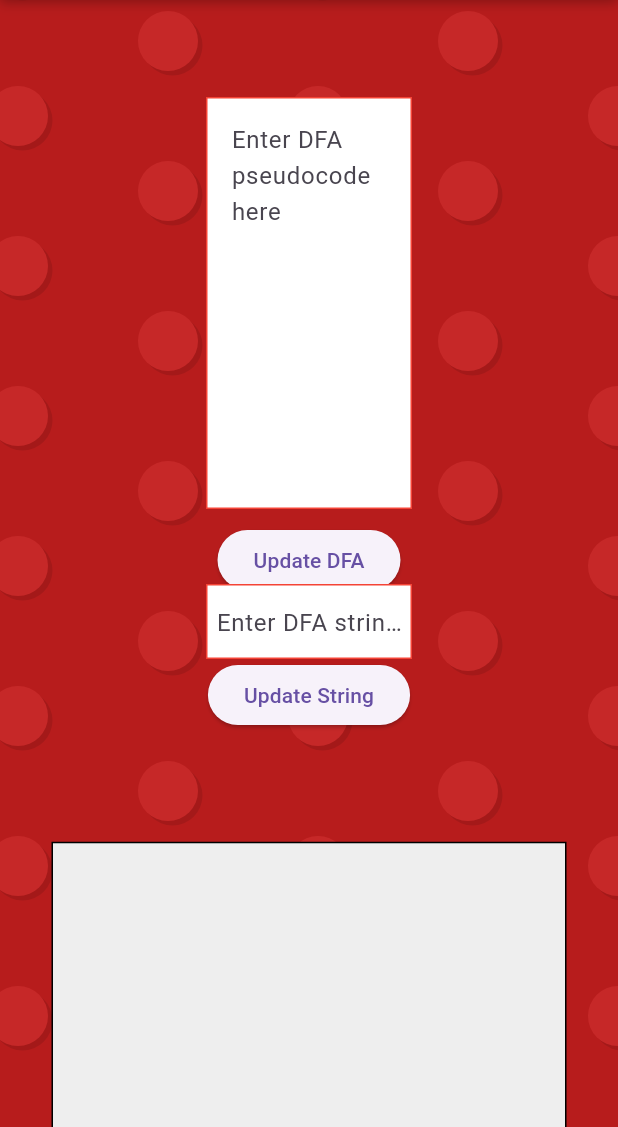
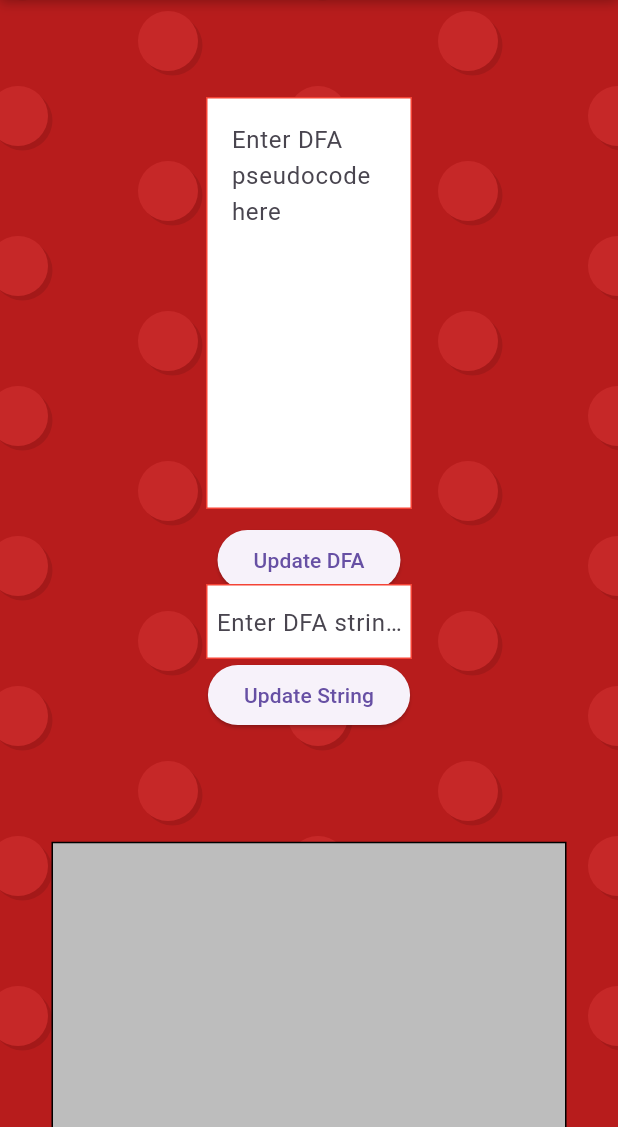
Before and after one commit to shaunramsey/ToC-Software, a Flutter app: the screen it shows after launch, on a phone screen of 412 x 824 dp, the part 109-1236 px from its top. Run offline on Flutter 3.47's test engine with Material 3 defaults, Android fonts, the phone set to English and light mode, and no system bars.

Commit message:
Overhaul of the code, before family fall stuff

```diff
--- a/lib/canvas.dart
+++ b/lib/canvas.dart
@@ -179,7 +179,7 @@ class _DFACanvasState extends State<DFACanvas> {
               width: widget.sizeX,
               height: widget.sizeY,
               decoration: BoxDecoration(
-                color: Colors.grey[200], // Changed to light grey
+                color: Colors.grey[400], // Changed to light grey
                 border: Border.all(color: Colors.black),
               ),
             ),
```
